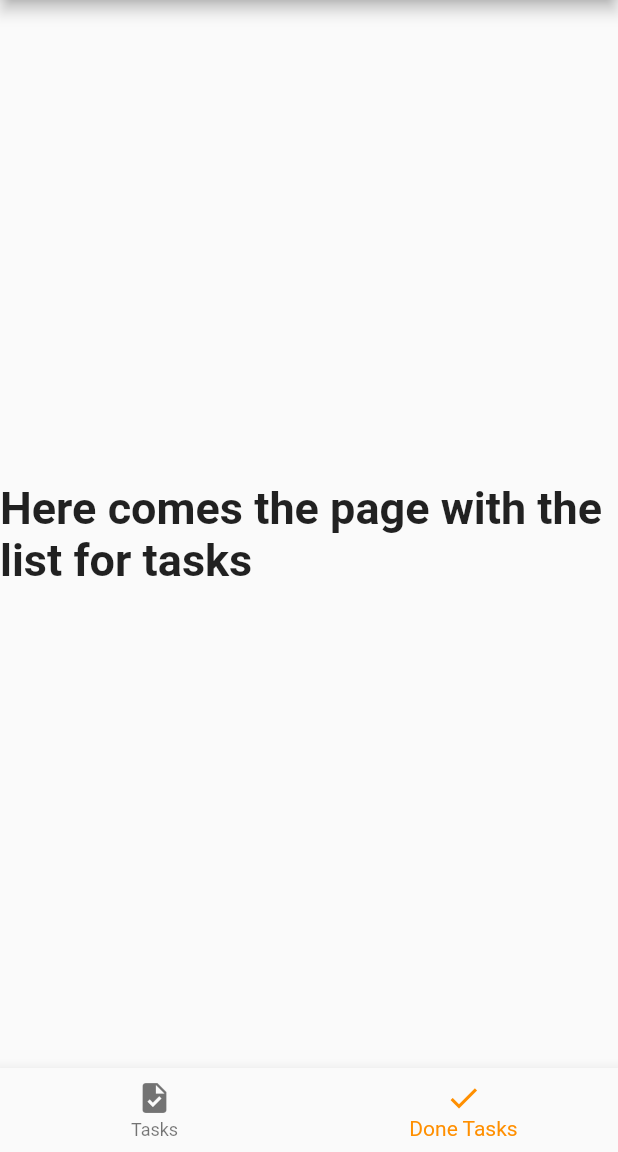
After one commit to rojoslavik/to_do_app, a Flutter app: the screen it shows after launch, item 2 of the bottom bar chosen, on a phone screen of 412 x 824 dp, the part 84-1236 px from its top. The commit adds this screen. Run offline on Flutter 3.47's test engine with Material 2 defaults, Android fonts, the phone set to English and light mode, and no system bars.

Commit message:
Creating lists and screens for the app

```diff
--- /dev/null
+++ b/lib/Screens/home_screen.dart
@@ -0,0 +1,62 @@
+import 'package:flutter/material.dart';
+import 'package:flutter/widgets.dart';
+import 'package:to_do_app/Screens/task_list_screen.dart';
+
+class HomeScreen extends StatefulWidget {
+  const HomeScreen({Key? key}) : super(key: key);
+
+  @override
+  State<HomeScreen> createState() => _MyStatefulWidgetState();
+}
+
+class _MyStatefulWidgetState extends State<HomeScreen> {
+  int _selectedIndex = 0;
+  static const TextStyle optionStyle =
+      TextStyle(fontSize: 30, fontWeight: FontWeight.bold);
+  static const List<Widget> _widgetOptions = <Widget>[
+    TaskListScreen(),
+    Text(
+      'Here comes the page with the list for tasks',
+      style: optionStyle,
+    ),
+    Text(
+      'Here comes the done tasks page',
+      style: optionStyle,
+    ),
+  ];
+
+  void _onItemTapped(int index) {
+    setState(() {
+      _selectedIndex = index;
+    });
+  }
+
+  @override
+  Widget build(BuildContext context) {
+    return Scaffold(
+      appBar: AppBar(
+        title: const Text('BottomNavigationBar'),
+      ),
+      body: Center(
+        child: _widgetOptions.elementAt(_selectedIndex),
+      ),
+      bottomNavigationBar: BottomNavigationBar(
+        items: const <BottomNavigationBarItem>[
+          BottomNavigationBarItem(
+            icon: Icon(Icons.task),
+            label: 'Tasks',
+            backgroundColor: Colors.blue,
+          ),
+          BottomNavigationBarItem(
+            icon: Icon(Icons.done),
+            label: 'Done Tasks',
+            backgroundColor: Colors.blue,
+          ),
+        ],
+        currentIndex: _selectedIndex,
+        selectedItemColor: Colors.amber[800],
+        onTap: _onItemTapped,
+      ),
+    );
+  }
+}
```
Also changed, not shown: lib/Screens/task_list_screen.dart (added, +46 -0 lines), lib/main.dart (+3 -60 lines), lib/Screens/done_tasks_list.dart (added).
